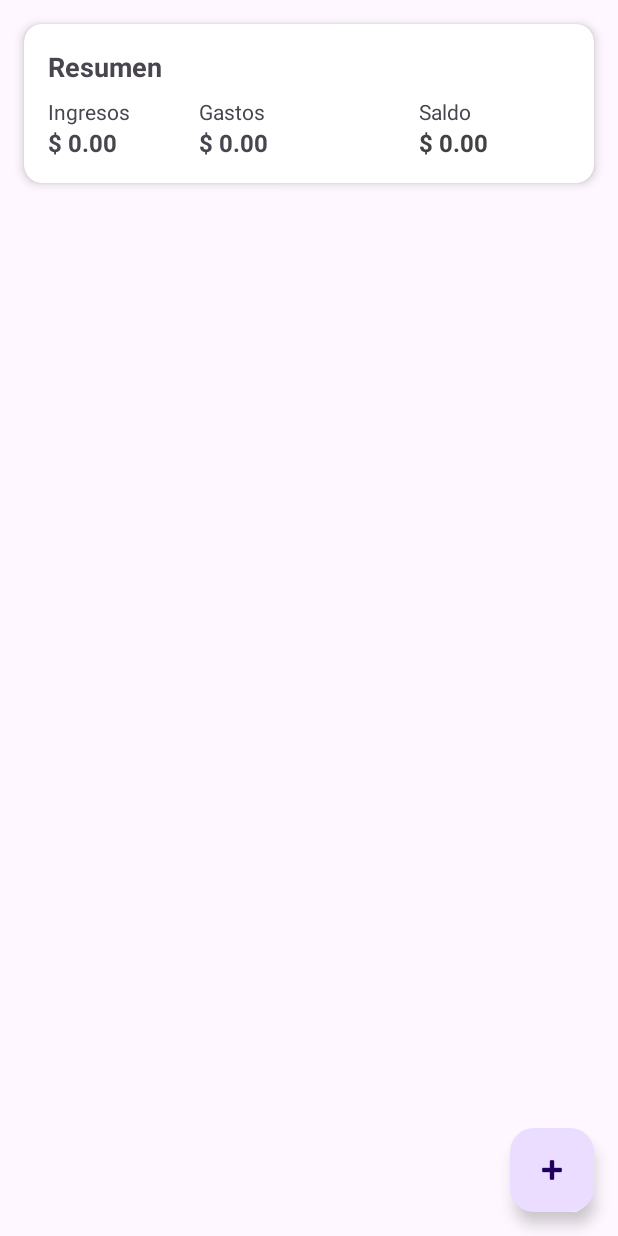
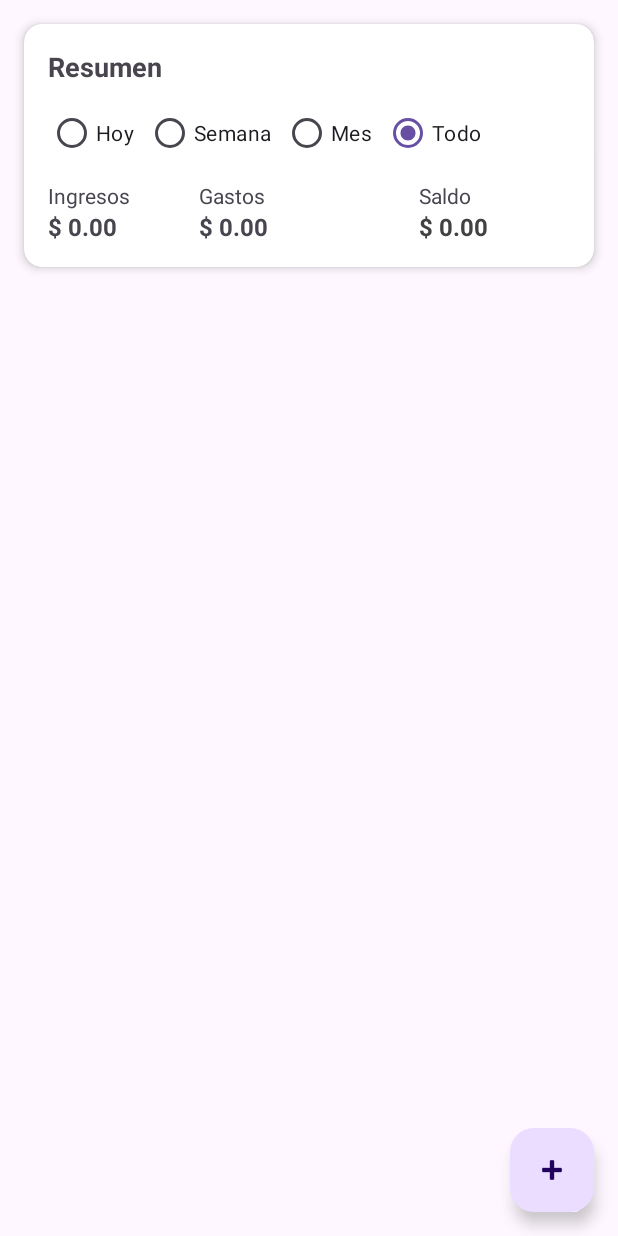
Before and after one commit to IgnacioHerner/FlowTrack, an Android app: the screen it shows after launch (MainActivity), on a phone screen of 412 x 824 dp. Run offline under Robolectric (Android 15) with nearby library versions, the phone set to English and light mode, and no system bars; our stand-ins replace Room's generated code.

```diff
--- a/app/src/main/java/com/ignaherner/flowtrack/ui/MainActivity.kt
+++ b/app/src/main/java/com/ignaherner/flowtrack/ui/MainActivity.kt
@@ -40,6 +40,13 @@ class MainActivity : AppCompatActivity() {
     private lateinit var rvTransactions: RecyclerView
     private lateinit var fabAddTransaction: FloatingActionButton
 
+    private lateinit var rgPeriod: RadioGroup
+    private lateinit var rbPeriodToday: RadioButton
+    private lateinit var rbPeriodWeek: RadioButton
+    private lateinit var rbPeriodMonth: RadioButton
+    private lateinit var rbPeriodAll: RadioButton
+
+
     // Adapter de la lista
     private val transactionAdapter = TransactionAdapter { transaction ->
         showEditTransactionDialog(transaction)
@@ -55,6 +62,24 @@ class MainActivity : AppCompatActivity() {
         tvBalanceValue = findViewById(R.id.tvBalanceValue)
         rvTransactions = findViewById(R.id.rvTransactions)
         fabAddTransaction = findViewById(R.id.fabAddTransaction)
+
+        rgPeriod = findViewById(R.id.rgPeriod)
+        rbPeriodToday = findViewById(R.id.rbPeriodToday)
+        rbPeriodWeek = findViewById(R.id.rbPeriodWeek)
+        rbPeriodMonth = findViewById(R.id.rbPeriodMonth)
+        rbPeriodAll = findViewById(R.id.rbPeriodAll)
+
+        rgPeriod.setOnCheckedChangeListener { _, checkedId ->
+            val period = when (checkedId) {
+                R.id.rbPeriodToday -> PeriodFilter.TODAY
+                R.id.rbPeriodWeek -> PeriodFilter.WEEK
+                R.id.rbPeriodMonth -> PeriodFilter.MONTH
+                R.id.rbPeriodAll -> PeriodFilter.ALL
+                else -> PeriodFilter.ALL
+            }
+            viewModel.setPeriod(period)
+        }
+
 
         // 2) Configurar RecyclerView
         rvTransactions.apply {
--- a/app/src/main/java/com/ignaherner/flowtrack/ui/MainViewModel.kt
+++ b/app/src/main/java/com/ignaherner/flowtrack/ui/MainViewModel.kt
@@ -6,11 +6,15 @@ import com.ignaherner.flowtrack.domain.model.Transaction
 import com.ignaherner.flowtrack.domain.model.TransactionCategory
 import com.ignaherner.flowtrack.domain.model.TransactionType
 import com.ignaherner.flowtrack.domain.repository.TransactionRepository
+import kotlinx.coroutines.flow.MutableStateFlow
 import kotlinx.coroutines.flow.SharingStarted
 import kotlinx.coroutines.flow.StateFlow
+import kotlinx.coroutines.flow.asStateFlow
+import kotlinx.coroutines.flow.combine
 import kotlinx.coroutines.flow.map
 import kotlinx.coroutines.flow.stateIn
 import kotlinx.coroutines.launch
+import java.util.Calendar
 
 
 //Estado de resumen que usaremos para la parte de arriba de la pantalla
@@ -23,15 +27,31 @@ data class SummaryUiState(
 class MainViewModel(
     private val repository: TransactionRepository
 ) : ViewModel(){
-    // Flujo de movimientos que viene del repositorio
-    // La UI va a observar esto
-    val transaction: StateFlow<List<Transaction>> =
+
+    // Todas las transacciones que vienen del repo
+    private val allTransaction: StateFlow<List<Transaction>> =
         repository.transactionsFlow
             .stateIn(
                 scope = viewModelScope,
                 started = SharingStarted.WhileSubscribed(5000),
                 initialValue = emptyList()
             )
+
+    private val _selectedPeriod = MutableStateFlow(PeriodFilter.ALL)
+    val selectedPeriod: StateFlow<PeriodFilter> = _selectedPeriod.asStateFlow()
+
+    // Flujo de movimientos que viene del repositorio
+    // La UI va a observar esto
+    val transaction: StateFlow<List<Transaction>> =
+        combine(allTransaction, selectedPeriod) { list , period ->
+            filterByPeriod(list, period)
+        }.stateIn(
+                scope = viewModelScope,
+                started = SharingStarted.WhileSubscribed(5000),
+                initialValue = emptyList()
+        )
+
+
     // Resumen calculado en base a la lista de movimientos
     val summary: StateFlow<SummaryUiState> =
         transaction
@@ -89,4 +109,58 @@ class MainViewModel(
             repository.deleteTransaction(transaction)
         }
     }
+
+    // Cambiar periodo
+    fun setPeriod(period: PeriodFilter) {
+        _selectedPeriod.value = period
+    }
+
+    // ----------- Helpers privados ---------
+
+    private fun filterByPeriod(
+        list: List<Transaction>,
+        period: PeriodFilter
+    ): List<Transaction> {
+        if (period == PeriodFilter.ALL) return list
+
+        val now = System.currentTimeMillis()
+        val cal = Calendar.getInstance()
+
+        val startTimeMillis = when (period) {
+            PeriodFilter.TODAY -> {
+                // Hoy: desde las 00:00 de hoy
+                cal.timeInMillis = now
+                cal.set(Calendar.HOUR_OF_DAY, 0)
+                cal.set(Calendar.MINUTE, 0)
+                cal.set(Calendar.SECOND, 0)
+                cal.set(Calendar.MILLISECOND, 0)
+                cal.timeInMillis
+            }
+
+            PeriodFilter.WEEK -> {
+                // Semana: Desde el primer dia de esta semana
+                cal.timeInMillis = now
+                cal.set(Calendar.HOUR_OF_DAY,0)
+                cal.set(Calendar.MINUTE,0)
+                cal.set(Calendar.SECOND, 0)
+                cal.set(Calendar.MILLISECOND,0)
+
+                cal.set(Calendar.DAY_OF_WEEK, cal.firstDayOfWeek)
+                cal.timeInMillis
+            }
+            PeriodFilter.MONTH -> {
+                // Mes: desde el día 1 del mes actual
+                cal.timeInMillis = now
+                cal.set(Calendar.HOUR_OF_DAY, 0)
+                cal.set(Calendar.MINUTE, 0)
+                cal.set(Calendar.SECOND, 0)
+                cal.set(Calendar.MILLISECOND, 0)
+                cal.set(Calendar.DAY_OF_MONTH, 1)
+                cal.timeInMillis
+            }
+            PeriodFilter.ALL -> 0L // ya está manejado arriba, pero por si acaso
+        }
+
+        return list.filter { it.timestamp >= startTimeMillis }
+    }
 }
--- /dev/null
+++ b/app/src/main/java/com/ignaherner/flowtrack/ui/PeriodFilter.kt
@@ -0,0 +1,8 @@
+package com.ignaherner.flowtrack.ui
+
+enum class PeriodFilter {
+    TODAY,
+    WEEK,
+    MONTH,
+    ALL
+}
--- a/app/src/main/res/layout/activity_main.xml
+++ b/app/src/main/res/layout/activity_main.xml
@@ -32,6 +32,43 @@
                 android:text="Resumen"
                 android:textStyle="bold"
                 android:textSize="18sp"/>
+
+            <RadioGroup
+                android:id="@+id/rgPeriod"
+                android:layout_width="match_parent"
+                android:layout_height="wrap_content"
+                android:orientation="horizontal"
+                android:layout_marginTop="8dp">
+
+                <RadioButton
+                    android:id="@+id/rbPeriodToday"
+                    android:layout_width="wrap_content"
+                    android:layout_height="wrap_content"
+                    android:text="Hoy"/>
+
+                <RadioButton
+                    android:id="@+id/rbPeriodWeek"
+                    android:layout_width="wrap_content"
+                    android:layout_height="wrap_content"
+                    android:text="Semana"
+                    android:layout_marginStart="8dp"/>
+
+                <RadioButton
+                    android:id="@+id/rbPeriodMonth"
+                    android:layout_width="wrap_content"
+                    android:layout_height="wrap_content"
+                    android:text="Mes"
+                    android:layout_marginStart="8dp"/>
+
+                <RadioButton
+                    android:id="@+id/rbPeriodAll"
+                    android:layout_width="wrap_content"
+                    android:layout_height="wrap_content"
+                    android:text="Todo"
+                    android:layout_marginStart="8dp"
+                    android:checked="true"/>
+
+            </RadioGroup>
 
             <LinearLayout
                 android:layout_width="match_parent"
```
